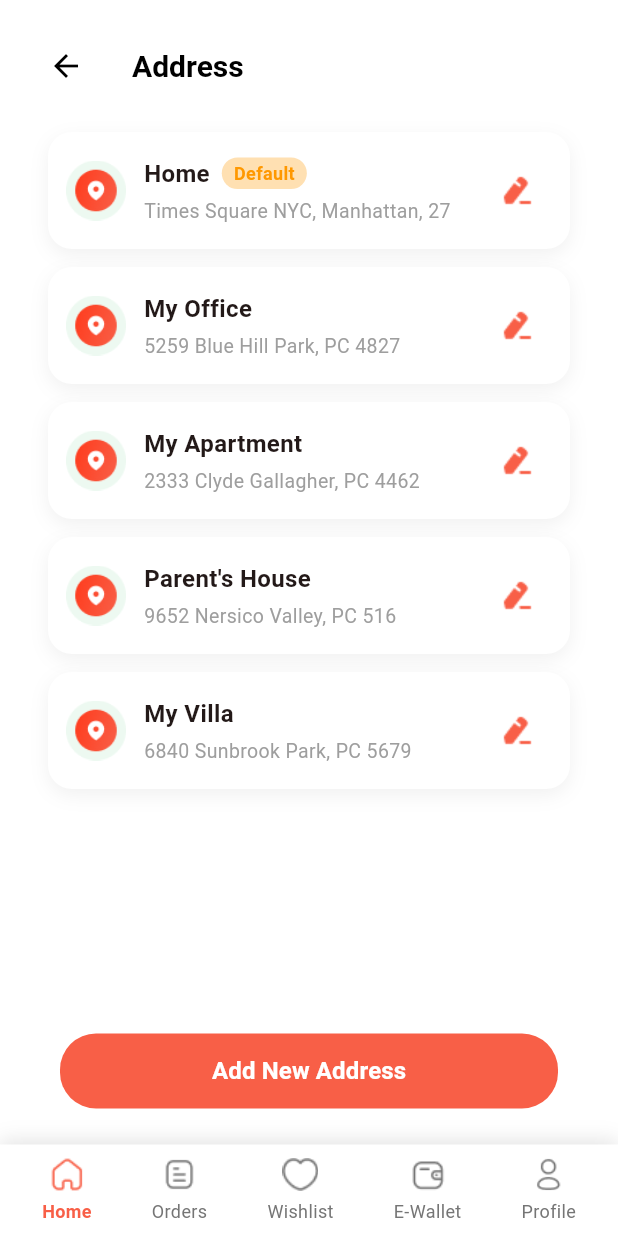
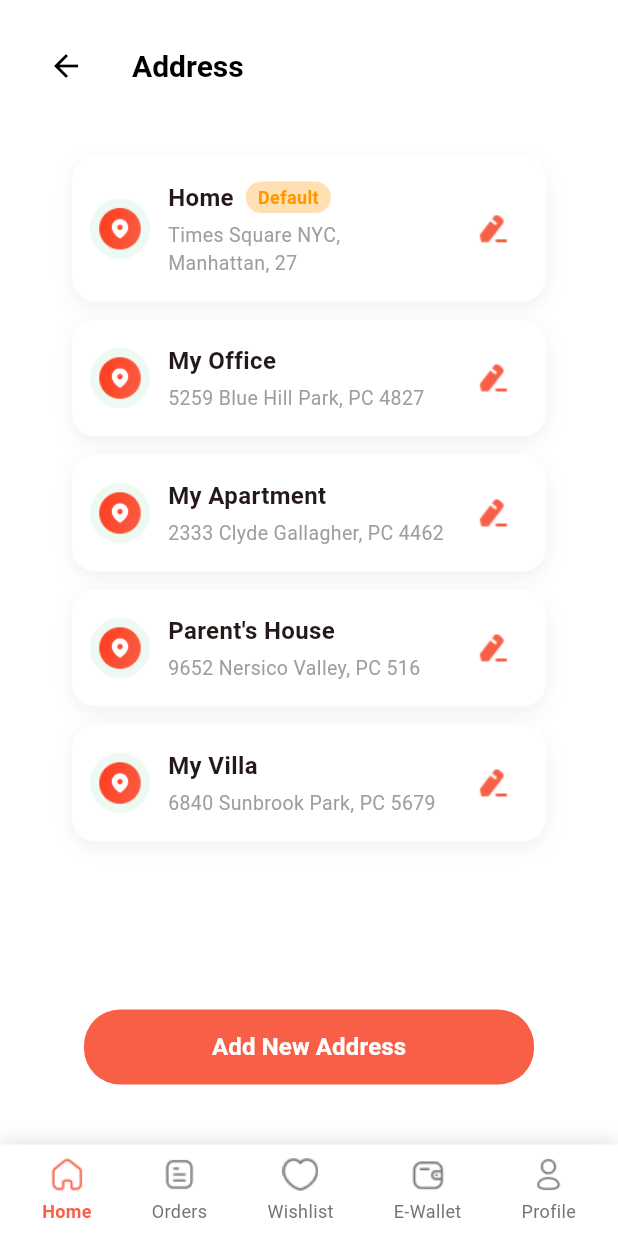
Before and after one commit to DereckGeorge/nguvutech, a Flutter app: the SavedAddressesScreen screen opened by its route, on a phone screen of 412 x 824 dp. Run offline on Flutter 3.47's test engine with Material 3 defaults, Android fonts, the phone set to English and light mode, and no system bars; our stand-ins replace cached_network_image, flutter_animate, flutter_slidable, get_it, go_router, image_picker and 2 more; accounts and stored records are empty.

Commit message:
feat: Add responsive container to notification and address screens for large displays

```diff
--- a/lib/features/settings/screens/notification_screen.dart
+++ b/lib/features/settings/screens/notification_screen.dart
@@ -1,6 +1,7 @@
 import 'package:flutter/material.dart';
 import 'package:go_router/go_router.dart';
 import 'package:user_management/core/theme/app_theme.dart';
+import 'package:user_management/core/utils/responsive_layout.dart';
 
 class NotificationSettingsScreen extends StatefulWidget {
   const NotificationSettingsScreen({super.key});
@@ -49,7 +50,8 @@ class _NotificationSettingsScreenState
           onPressed: () => context.pop(),
         ),
       ),
-      body: ListView.separated(
+      body: ResponsiveContainer(
+        child: ListView.separated(
           padding: const EdgeInsets.all(16),
           itemCount: settings.length,
           separatorBuilder: (_, __) => const SizedBox(height: 8),
@@ -87,6 +89,7 @@ class _NotificationSettingsScreenState
             );
           },
         ),
+      ),
     );
   }
 }
--- a/lib/features/settings/screens/saved_addresses_screen.dart
+++ b/lib/features/settings/screens/saved_addresses_screen.dart
@@ -1,6 +1,7 @@
 import 'package:flutter/material.dart';
 import 'package:go_router/go_router.dart';
 import 'package:user_management/core/theme/app_theme.dart';
+import 'package:user_management/core/utils/responsive_layout.dart';
 
 class SavedAddressesScreen extends StatelessWidget {
   const SavedAddressesScreen({super.key});
@@ -40,7 +41,8 @@ class SavedAddressesScreen extends StatelessWidget {
           onPressed: () => context.pop(),
         ),
       ),
-      body: Column(
+      body: ResponsiveContainer(
+        child: Column(
           children: [
             Expanded(
               child: ListView.separated(
@@ -138,7 +140,10 @@ class SavedAddressesScreen extends StatelessWidget {
               ),
             ),
             Padding(
-            padding: const EdgeInsets.symmetric(horizontal: 24.0, vertical: 8),
+              padding: const EdgeInsets.symmetric(
+                horizontal: 24.0,
+                vertical: 8,
+              ),
               child: SizedBox(
                 width: double.infinity,
                 height: 50,
@@ -161,6 +166,7 @@ class SavedAddressesScreen extends StatelessWidget {
             ),
           ],
         ),
+      ),
     );
   }
 }
```
Lines whose indentation alone changed are shown as unchanged.
